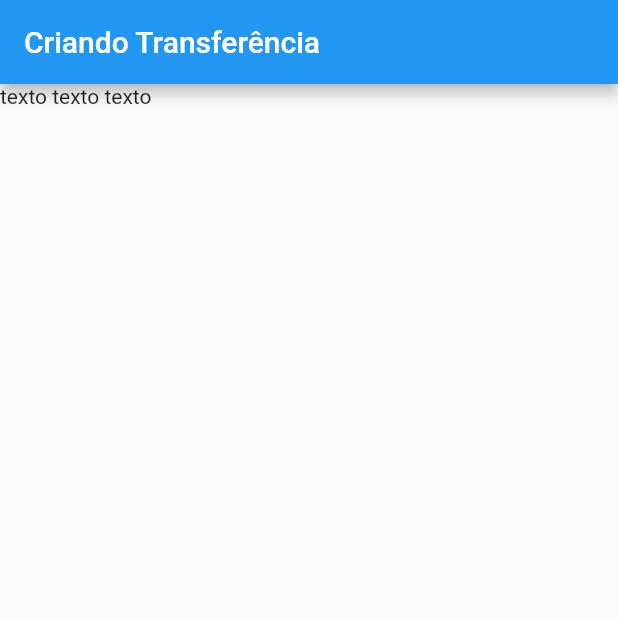
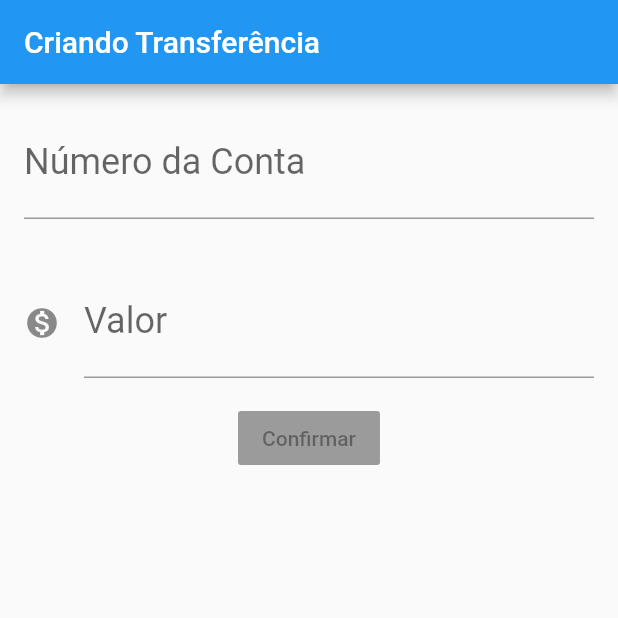
Before and after one commit to LuisHBF/flutter-alura, a Flutter app: the screen it shows after launch, on a phone screen of 412 x 824 dp, the top half of it. Run offline on Flutter 3.47's test engine with Material 2 defaults, Android fonts, the phone set to English and light mode, and no system bars.

Commit message:
Montando o layout do formulário de transferência

```diff
--- a/lib/main.dart
+++ b/lib/main.dart
@@ -1,54 +1,75 @@
 import 'package:flutter/cupertino.dart';
 import 'package:flutter/material.dart';
 
-void main() =>
-    runApp(BytebankApp());
+void main() => runApp(BytebankApp());
 
 class BytebankApp extends StatelessWidget {
   @override
   Widget build(BuildContext context) {
     return MaterialApp(
-      home: Scaffold(
-          body: FormularioTransferencia()
-      ),
+      home: Scaffold(body: FormularioTransferencia()),
     );
   }
 }
 
-
 class FormularioTransferencia extends StatelessWidget {
   @override
   Widget build(BuildContext context) {
-      return Scaffold(
-        appBar: AppBar(title: Text('Criando Transferência'),),
-        body: Text('texto texto texto'),
-      );
+    return Scaffold(
+        appBar: AppBar(
+          title: Text('Criando Transferência'),
+        ),
+        body: Column(
+          children: <Widget>[
+            Padding(
+              padding: const EdgeInsets.all(16.0),
+              child: TextField(
+                decoration: InputDecoration(
+                    labelText: 'Número da Conta', hintText: '0000-0'),
+                style: TextStyle(fontSize: 24.0),
+                keyboardType: TextInputType.number,
+              ),
+            ),
+            Padding(
+              padding: const EdgeInsets.all(16.0),
+              child: TextField(
+                decoration: InputDecoration(
+                    labelText: 'Valor',
+                    hintText: '0.00',
+                    icon: Icon(Icons.monetization_on)),
+                style: TextStyle(fontSize: 24.0),
+                keyboardType: TextInputType.number,
+              ),
+            ),
+            RaisedButton(
+              child: Text('Confirmar'),
+            )
+          ],
+        ));
   }
-
 }
 
 class ListaTransferencia extends StatelessWidget {
   @override
   Widget build(BuildContext context) {
     return Scaffold(
-        appBar: AppBar(title: Text('Transferências'),),
-        body: Column(children: <Widget>[
-          ItemTransferencia(Transferencia("1000-x", 350.5)),
-          ItemTransferencia(Transferencia("1003-0", 220))
-        ],),
+        appBar: AppBar(
+          title: Text('Transferências'),
+        ),
+        body: Column(
+          children: <Widget>[
+            ItemTransferencia(Transferencia('1000-X', 350.5)),
+            ItemTransferencia(Transferencia('1100-0', 220))
+          ],
+        ),
         floatingActionButton: FloatingActionButton(
           child: Icon(Icons.add),
           onPressed: null,
-        )
-    );
+        ));
   }
-
-
 }
 
-
 class ItemTransferencia extends StatelessWidget {
-
   Transferencia _transferencia;
 
   ItemTransferencia(this._transferencia);
@@ -58,13 +79,11 @@ class ItemTransferencia extends StatelessWidget {
     // TODO: implement build
     return Card(
         child: ListTile(
-          leading: Icon(Icons.monetization_on),
-          title: Text(_transferencia._valor.toString()),
-          subtitle: Text(_transferencia._conta),
-        )
-    );
+      leading: Icon(Icons.monetization_on),
+      title: Text(_transferencia._valor.toString()),
+      subtitle: Text(_transferencia._conta),
+    ));
   }
-
 }
 
 class Transferencia {
@@ -72,6 +91,4 @@ class Transferencia {
   final double _valor;
 
   Transferencia(this._conta, this._valor);
-
-
 }
```
